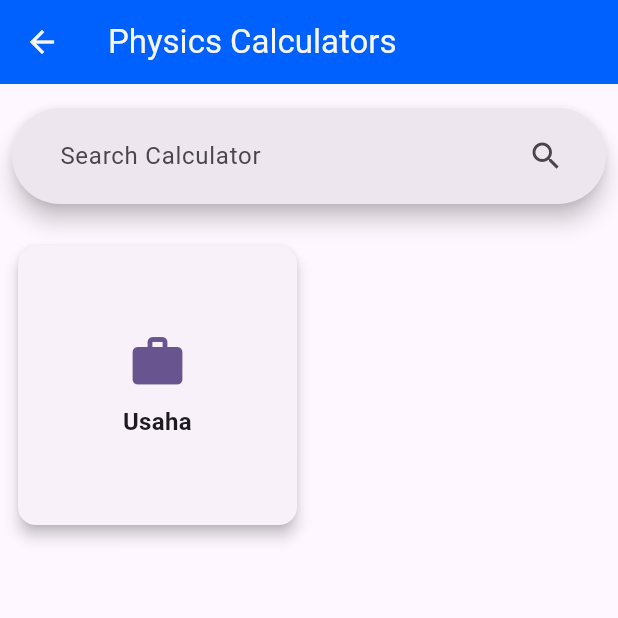
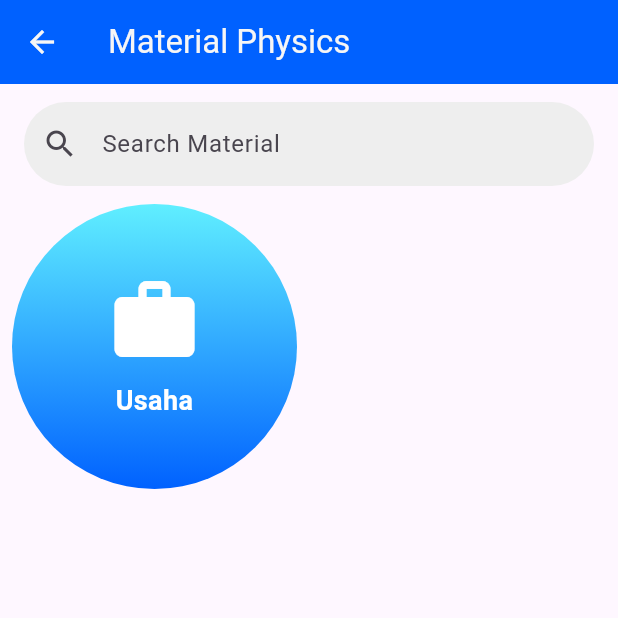
Before and after one commit to DesrielKiki/sunco_physics, a Flutter app: the LessonListScreen screen opened by its route, on a phone screen of 412 x 824 dp, the top half of it. Run offline on Flutter 3.47's test engine with Material 3 defaults, Android fonts, the phone set to English and light mode, and no system bars; our stand-ins replace cloud_firestore, firebase_auth, firebase_core, shared_preferences; accounts and stored records are empty.

Commit message:
:wrench: modify lesson list design

```diff
--- a/lib/presentation/screen/lesson/lesson_list.dart
+++ b/lib/presentation/screen/lesson/lesson_list.dart
@@ -11,14 +11,13 @@ class LessonListScreen extends StatefulWidget {
 
 class _LessonListScreenState extends State<LessonListScreen> {
   final TextEditingController _searchController = TextEditingController();
-  List<Map<String, dynamic>> _filteredCalculator = CalculatorEntity.lesson;
+  List<Map<String, dynamic>> _filteredLessons = CalculatorEntity.lesson;
   String _searchText = '';
 
   @override
   void initState() {
     super.initState();
     _searchController.addListener(_onSearchChanged);
-    _searchController.text = '';
   }
 
   @override
@@ -32,8 +31,8 @@ class _LessonListScreenState extends State<LessonListScreen> {
     setState(() {
       _searchText = _searchController.text;
 
-      _filteredCalculator = CalculatorEntity.lesson
-          .where((calculator) => calculator['title']!
+      _filteredLessons = CalculatorEntity.lesson
+          .where((lesson) => lesson['title']!
               .toLowerCase()
               .contains(_searchController.text.toLowerCase()))
           .toList();
@@ -45,53 +44,42 @@ class _LessonListScreenState extends State<LessonListScreen> {
     return Scaffold(
       appBar: AppBar(
         backgroundColor: ColorConfig.primaryColor,
+        title: const Text('Material Physics'),
         foregroundColor: ColorConfig.onPrimaryColor,
-        title: const Text('Physics Calculators'),
       ),
       body: Column(
         children: [
           Padding(
-            padding:
-                const EdgeInsets.symmetric(horizontal: 8.0, vertical: 16.0),
-            child: SearchBar(
+            padding: const EdgeInsets.symmetric(horizontal: 16, vertical: 12),
+            child: TextField(
               controller: _searchController,
-              hintText: 'Search Calculator',
-              trailing: [
-                IconButton(
-                  icon: _searchText.isEmpty
-                      ? const Icon(Icons.search)
-                      : const Icon(Icons.close),
+              decoration: InputDecoration(
+                hintText: 'Search Material',
+                prefixIcon: const Icon(Icons.search),
+                suffixIcon: _searchText.isNotEmpty
+                    ? IconButton(
+                        icon: const Icon(Icons.close),
                         onPressed: () {
-                    if (_searchText.isNotEmpty) {
                           _searchController.clear();
                           setState(() {
-                        _searchText = '';
-                        _filteredCalculator = CalculatorEntity.lesson;
-                      });
-                    }
-                  },
-                ),
-              ],
-              onChanged: (value) {
-                setState(() {
-                  _searchText = value;
-                  _filteredCalculator = CalculatorEntity.lesson
-                      .where((calculator) => calculator['title']!
-                          .toLowerCase()
-                          .contains(value.toLowerCase()))
-                      .toList();
+                            _filteredLessons = CalculatorEntity.lesson;
                           });
                         },
-              padding: WidgetStateProperty.all(
-                const EdgeInsets.symmetric(horizontal: 16.0, vertical: 8.0),
+                      )
+                    : null,
+                filled: true,
+                fillColor: Colors.grey.shade200,
+                border: OutlineInputBorder(
+                  borderRadius: BorderRadius.circular(30),
+                  borderSide: BorderSide.none,
+                ),
               ),
             ),
           ),
           Expanded(
             child: Padding(
-              padding: const EdgeInsets.all(8.0),
-              child:
-                  CalculatorGridItem(filteredCalculator: _filteredCalculator),
+              padding: const EdgeInsets.symmetric(horizontal: 8.0),
+              child: LessonGrid(filteredLessons: _filteredLessons),
             ),
           ),
         ],
@@ -100,28 +88,25 @@ class _LessonListScreenState extends State<LessonListScreen> {
   }
 }
 
-class CalculatorGridItem extends StatelessWidget {
-  const CalculatorGridItem({
+class LessonGrid extends StatelessWidget {
+  const LessonGrid({
     super.key,
-    required this.filteredCalculator,
+    required this.filteredLessons,
   });
 
-  final List<Map<String, dynamic>> filteredCalculator;
+  final List<Map<String, dynamic>> filteredLessons;
 
   @override
   Widget build(BuildContext context) {
-    return filteredCalculator.isEmpty
+    return filteredLessons.isEmpty
         ? Center(
             child: Column(
               mainAxisAlignment: MainAxisAlignment.center,
-            crossAxisAlignment: CrossAxisAlignment.center,
               children: [
-              Image.asset(
-                'assets/ic_notfound.png',
-              ),
-              const SizedBox(height: 20),
+                Image.asset('assets/ic_notfound.png', height: 120),
+                const SizedBox(height: 16),
                 const Text(
-                "Kalkulator Tidak Di temukan",
+                  "Material Not Found",
                   style: TextStyle(
                     color: Colors.grey,
                     fontSize: 16,
@@ -129,40 +114,44 @@ class CalculatorGridItem extends StatelessWidget {
                   ),
                 ),
               ],
-          ))
+            ),
+          )
         : GridView.builder(
             gridDelegate: const SliverGridDelegateWithFixedCrossAxisCount(
               crossAxisCount: 2,
-              crossAxisSpacing: 8,
-              mainAxisSpacing: 8,
+              crossAxisSpacing: 16,
+              mainAxisSpacing: 16,
               childAspectRatio: 1,
             ),
-            itemCount: filteredCalculator.length,
+            itemCount: filteredLessons.length,
             itemBuilder: (context, index) {
-              final calculator = filteredCalculator[index];
+              final lesson = filteredLessons[index];
               return GestureDetector(
                 onTap: () {
-                  Navigator.pushNamed(context, calculator['route'] as String);
+                  Navigator.pushNamed(context, lesson['route'] as String);
                 },
-                child: Card(
-                  elevation: 4,
-                  shape: RoundedRectangleBorder(
-                    borderRadius: BorderRadius.circular(12),
+                child: Container(
+                  decoration: const BoxDecoration(
+                    shape: BoxShape.circle,
+                    gradient: ColorConfig.gradientBrandReverse,
                   ),
                   child: Column(
                     mainAxisAlignment: MainAxisAlignment.center,
                     children: [
                       Icon(
-                        calculator['icon'] as IconData,
-                        size: 40,
-                        color: Theme.of(context).primaryColor,
+                        lesson['icon'] as IconData,
+                        size: 64,
+                        color: Colors.white,
                       ),
                       const SizedBox(height: 8),
                       Text(
-                        calculator['title'] as String,
+                        lesson['title'] as String,
                         textAlign: TextAlign.center,
                         style: const TextStyle(
-                            fontSize: 16, fontWeight: FontWeight.bold),
+                          fontSize: 18,
+                          fontWeight: FontWeight.bold,
+                          color: Colors.white,
+                        ),
                       ),
                     ],
                   ),
--- a/lib/presentation/theme/color_config.dart
+++ b/lib/presentation/theme/color_config.dart
@@ -15,4 +15,8 @@ class ColorConfig {
     darkBlue,
     softCyan,
   ], begin: Alignment.topCenter, end: Alignment.bottomCenter);
+  static const LinearGradient gradientBrandReverse = LinearGradient(colors: [
+    softCyan,
+    darkBlue,
+  ], begin: Alignment.topCenter, end: Alignment.bottomCenter);
 }
```
Lines whose indentation alone changed are shown as unchanged.
